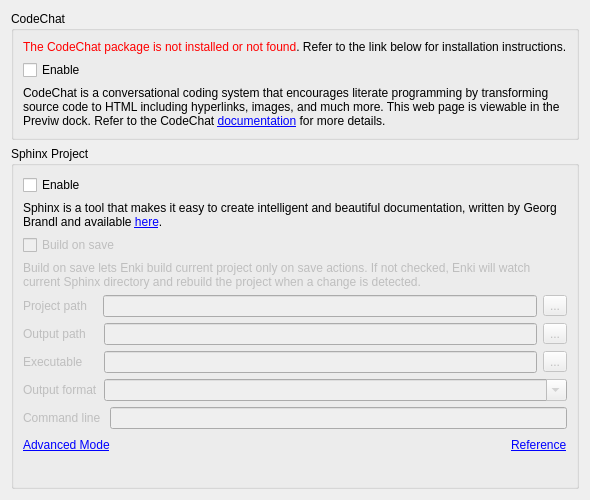
First picture: the form in enki/plugins/preview/Settings.ui, repository andreikop/enki, before the edit.
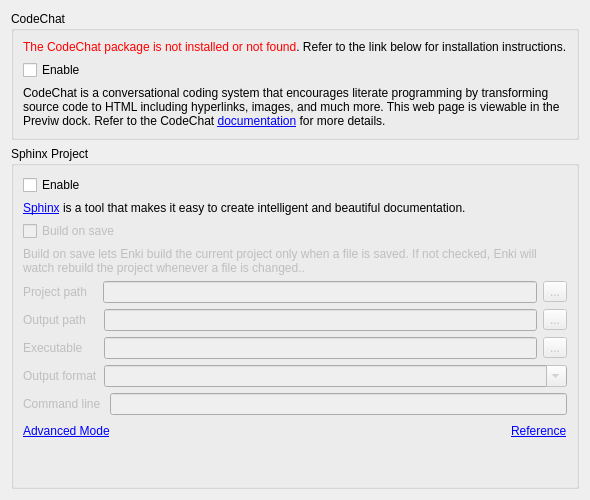
Second picture: the form after the edit.

Commit message: Fix: Tune descriptions of Sphinx in CodeChat settings dialog.

```diff
--- a/enki/plugins/preview/Settings.ui
+++ b/enki/plugins/preview/Settings.ui
@@ -78,7 +78,7 @@
       <item>
        <widget class="QLabel" name="labelSphinxIntro">
         <property name="text">
-         <string>&lt;html&gt;&lt;head/&gt;&lt;body&gt;&lt;p&gt;Sphinx is a tool that makes it easy to create intelligent and beautiful documentation, written by Georg Brandl and available &lt;a href=&quot;http://sphinx-doc.org/&quot;&gt;&lt;span style=&quot; text-decoration: underline; color:#0000ff;&quot;&gt;here&lt;/span&gt;&lt;/a&gt;.&lt;/p&gt;&lt;/body&gt;&lt;/html&gt;</string>
+         <string>&lt;html&gt;&lt;head/&gt;&lt;body&gt;&lt;p&gt;&lt;a href=&quot;http://sphinx-doc.org&quot;&gt;&lt;span style=&quot; text-decoration: underline; color:#0000ff;&quot;&gt;Sphinx&lt;/span&gt;&lt;/a&gt; is a tool that makes it easy to create intelligent and beautiful documentation.&lt;/p&gt;&lt;/body&gt;&lt;/html&gt;</string>
         </property>
         <property name="wordWrap">
          <bool>true</bool>
@@ -110,7 +110,7 @@
          <bool>false</bool>
         </property>
         <property name="text">
-         <string>&lt;html&gt;&lt;head/&gt;&lt;body&gt;&lt;p&gt;Build on save lets Enki build current project only on save actions. If not checked, Enki will watch current Sphinx directory and rebuild the project when a change is detected.&lt;/body&gt;&lt;/html&gt;</string>
+         <string>&lt;html&gt;&lt;head/&gt;&lt;body&gt;&lt;p&gt;Build on save lets Enki build the current project only when a file is saved. If not checked, Enki will watch rebuild the project whenever a file is changed..&lt;/p&gt;&lt;/body&gt;&lt;/html&gt;</string>
         </property>
         <property name="wordWrap">
          <bool>true</bool>
```
